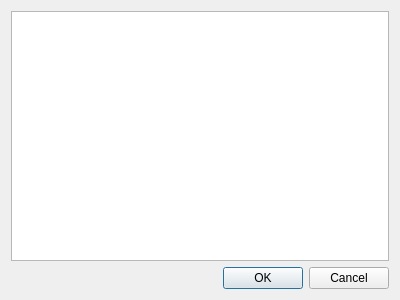
This is src/nselectnotedialog.ui in JustinLTH3/NTA as Qt 5 draws it before an edit. The edited form follows.
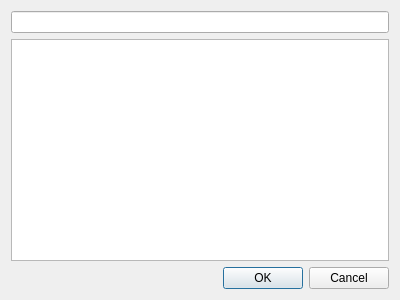
This is the edited form.

```diff
--- a/src/nselectnotedialog.ui
+++ b/src/nselectnotedialog.ui
@@ -17,6 +17,9 @@
    <string>NSelectNoteDialog</string>
   </property>
   <layout class="QVBoxLayout" name="verticalLayout">
+   <item>
+    <widget class="QLineEdit" name="lineEdit"/>
+   </item>
    <item>
     <widget class="QListWidget" name="listWidget"/>
    </item>
```
